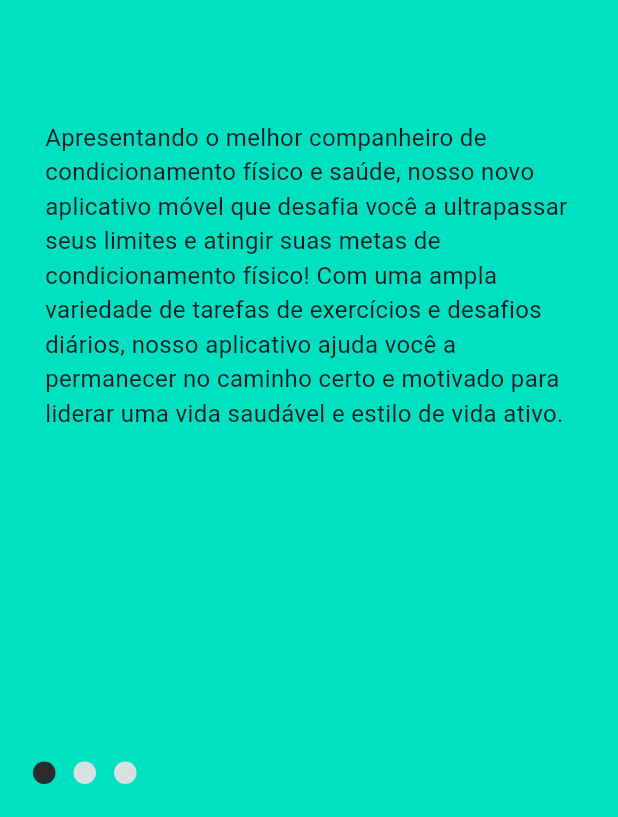
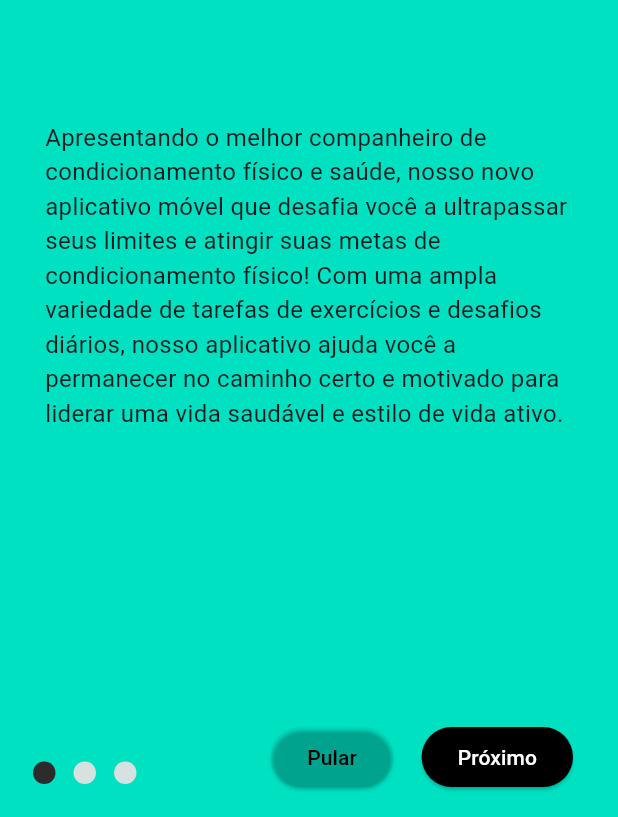
Before and after one commit to 1kawanxavier/madventure, a Flutter app: the screen it shows after launch, on a phone screen of 412 x 824 dp, the part 419-1236 px from its top. Run offline on Flutter 3.47's test engine with Material 3 defaults, Android fonts, the light colour scheme and no system bars; drawn by our look-alikes of dots_indicator.

Commit message:
adicionado botao pular e proximo , pular ja funcionando

```diff
--- a/lib/pages/integracao.dart
+++ b/lib/pages/integracao.dart
@@ -43,6 +43,38 @@ class _TutorialIntegracaoState extends State<TutorialIntegracao> {
               ),
             ],
           ),
+          Positioned(
+            right: 150,
+            bottom: 16,
+            child: ElevatedButton(
+              onPressed: () {
+                _pageController.animateToPage(
+                  _currentPageIndex.toInt()+1,
+                   duration: Duration(milliseconds: 100),
+                    curve: Curves.ease);
+
+              },
+              style: ElevatedButton.styleFrom(
+                backgroundColor: Colors.transparent,
+                foregroundColor: Colors.black,
+              ),
+              child: Text('Pular'),
+            ),
+          ),
+
+          Positioned(
+            right:30,
+            bottom: 16,
+            child: ElevatedButton(
+              onPressed: (){},
+              style: ElevatedButton.styleFrom(
+                  backgroundColor: Colors.black,
+                  foregroundColor: Colors.white
+                ),
+              child: Text('Próximo')
+            ),
+          ),
+
           Positioned(
             left: 16.0,
             bottom: 16.0,
```
